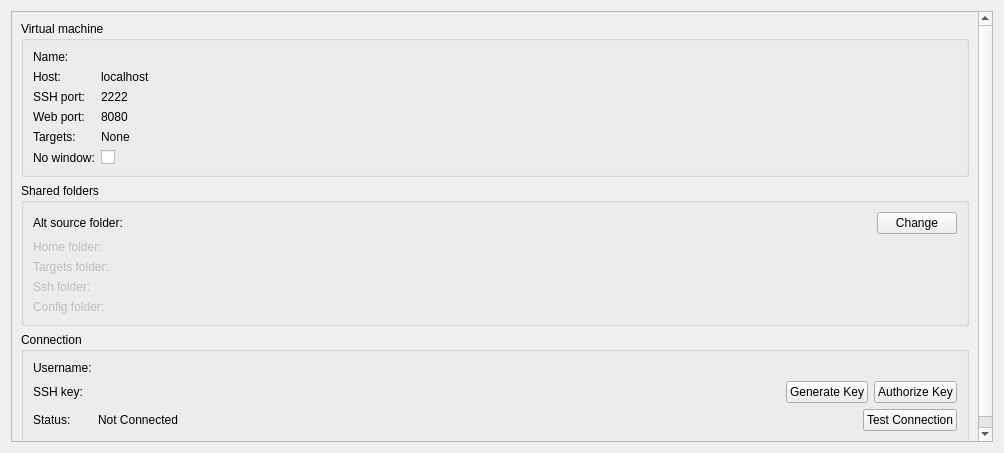
First picture: the form in src/plugins/mer/mersdkdetailswidget.ui, repository sailfishos/sailfish-qtcreator, before the edit.
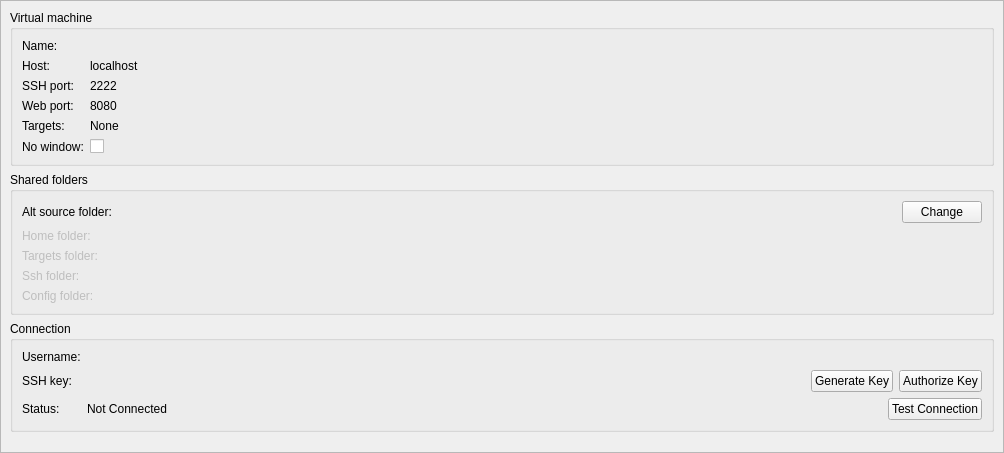
Second picture: the form after the edit. Custom widgets are drawn as their Qt base class.

```diff
--- a/src/plugins/mer/mersdkdetailswidget.ui
+++ b/src/plugins/mer/mersdkdetailswidget.ui
@@ -14,6 +14,18 @@
    <string>Dialog</string>
   </property>
   <layout class="QVBoxLayout" name="verticalLayout">
+   <property name="leftMargin">
+    <number>0</number>
+   </property>
+   <property name="topMargin">
+    <number>0</number>
+   </property>
+   <property name="rightMargin">
+    <number>0</number>
+   </property>
+   <property name="bottomMargin">
+    <number>0</number>
+   </property>
    <item>
     <widget class="QScrollArea" name="scrollArea">
      <property name="sizePolicy">
@@ -30,8 +42,8 @@
        <rect>
         <x>0</x>
         <y>0</y>
-        <width>968</width>
-        <height>486</height>
+        <width>1002</width>
+        <height>451</height>
        </rect>
       </property>
       <layout class="QVBoxLayout" name="verticalLayout_2">
@@ -183,6 +195,9 @@
             <property name="text">
              <string/>
             </property>
+            <property name="wordWrap">
+             <bool>true</bool>
+            </property>
             <property name="textInteractionFlags">
              <set>Qt::LinksAccessibleByMouse|Qt::TextSelectableByKeyboard|Qt::TextSelectableByMouse</set>
             </property>
@@ -206,6 +221,9 @@
             <property name="text">
              <string/>
             </property>
+            <property name="wordWrap">
+             <bool>true</bool>
+            </property>
             <property name="textInteractionFlags">
              <set>Qt::LinksAccessibleByMouse|Qt::TextSelectableByKeyboard|Qt::TextSelectableByMouse</set>
             </property>
@@ -229,6 +247,9 @@
             <property name="text">
              <string/>
             </property>
+            <property name="wordWrap">
+             <bool>true</bool>
+            </property>
             <property name="textInteractionFlags">
              <set>Qt::LinksAccessibleByMouse|Qt::TextSelectableByKeyboard|Qt::TextSelectableByMouse</set>
             </property>
@@ -265,6 +286,9 @@
             <property name="text">
              <string/>
             </property>
+            <property name="wordWrap">
+             <bool>true</bool>
+            </property>
             <property name="textInteractionFlags">
              <set>Qt::LinksAccessibleByMouse|Qt::TextSelectableByKeyboard|Qt::TextSelectableByMouse</set>
             </property>
```
